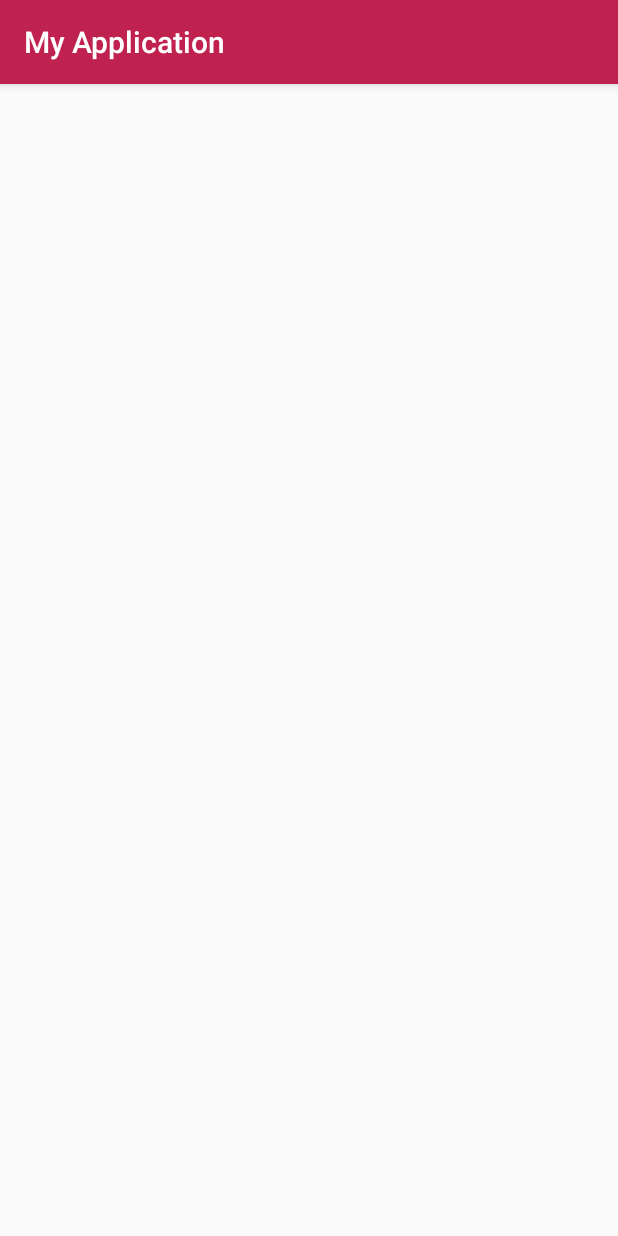
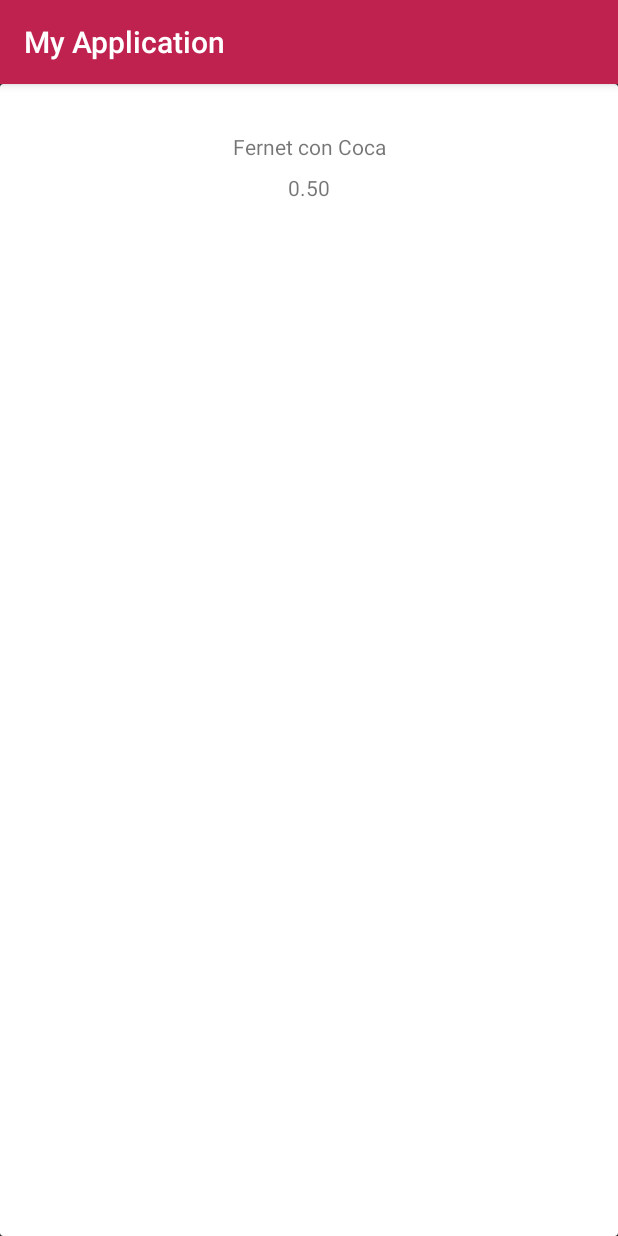
Before and after one commit to RamosMicaela/BarmanIOT, an Android app: the TragosActivity screen opened directly, with no data from a screen before it, on a phone screen of 412 x 824 dp. Run offline under Robolectric (Android 15) with nearby library versions, the phone set to English and light mode, and no system bars.

Commit message:
scroll horizontal completo

```diff
--- a/Android/BarmanIOT/app/build.gradle
+++ b/Android/BarmanIOT/app/build.gradle
@@ -27,4 +27,5 @@ dependencies {
     testImplementation 'junit:junit:4.12'
     androidTestImplementation 'com.android.support.test:runner:1.0.2'
     androidTestImplementation 'com.android.support.test.espresso:espresso-core:3.0.2'
+    implementation 'com.android.support:support-v4:28.0.0'
 }
--- a/Android/BarmanIOT/app/src/main/java/com/example/myapplication/TragosActivity.java
+++ b/Android/BarmanIOT/app/src/main/java/com/example/myapplication/TragosActivity.java
@@ -1,11 +1,11 @@
 package com.example.myapplication;
 
+import android.support.v4.view.ViewPager;
 import android.support.v7.app.AppCompatActivity;
 import android.os.Bundle;
-import android.support.v7.widget.LinearLayoutManager;
 import android.support.v7.widget.RecyclerView;
 
-import com.example.myapplication.adapters.TragosAdapter;
+import com.example.myapplication.adapters.TragosPagerAdapter;
 import com.example.myapplication.model.Trago;
 
 public class TragosActivity extends AppCompatActivity {
@@ -26,21 +26,9 @@ public class TragosActivity extends AppCompatActivity {
         myDataset[3] = trago;
         myDataset[4] = trago;
 
-        recyclerView = (RecyclerView) findViewById(R.id.tragos_recycler_view);
 
-        // use this setting to improve performance if you know that changes
-        // in content do not change the layout size of the RecyclerView
-        recyclerView.setHasFixedSize(true);
-
-        // use a linear layout manager
-        LinearLayoutManager llm =  new LinearLayoutManager(this);
-        llm.setOrientation(LinearLayoutManager.VERTICAL);
-        recyclerView.setLayoutManager(layoutManager);
-
-        // specify an adapter (see also next example)
-        mAdapter = new TragosAdapter(myDataset);
-        recyclerView.setAdapter(mAdapter);
-
+        ViewPager viewPager = (ViewPager) findViewById(R.id.tragos_view_pager);
+        viewPager.setAdapter(new TragosPagerAdapter(this));
 
     }
 }
--- a/Android/BarmanIOT/app/src/main/java/com/example/myapplication/adapters/TragosPagerAdapter.java
+++ b/Android/BarmanIOT/app/src/main/java/com/example/myapplication/adapters/TragosPagerAdapter.java
@@ -1,5 +1,6 @@
 package com.example.myapplication.adapters;
 
+import android.content.Context;
 import android.support.annotation.NonNull;
 import android.support.v4.view.PagerAdapter;
 import android.support.v7.widget.RecyclerView;
@@ -11,14 +12,57 @@ import android.widget.TextView;
 import com.example.myapplication.R;
 import com.example.myapplication.model.Trago;
 
-public class TragosAdapter extends PagerAdapter {
-    @Override
-    public int getCount() {
-        return 0;
+import java.util.Locale;
+
+public class TragosPagerAdapter extends PagerAdapter {
+    private Context mContext;
+    private Trago[] mTragos;
+    public TragosPagerAdapter(Context context) {
+        mContext = context;
+        Trago trago = new Trago("Fernet con Coca", .5f);
+        mTragos = new Trago[5];
+        mTragos[0] = trago;
+        trago = new Trago("Gancia con Sprite", .4f);
+        mTragos[1] = trago;
+        trago = new Trago("Destornillador", .3f);
+        mTragos[2] = trago;
+        trago = new Trago("Cuba Libre", .2f);
+        mTragos[3] = trago;
+        trago = new Trago("Banana Mama", .1f);
+        mTragos[4] = trago;
     }
 
     @Override
-    public boolean isViewFromObject(@NonNull View view, @NonNull Object o) {
-        return false;
+    public int getCount() {
+        return mTragos.length;
     }
+
+    @Override
+    public boolean isViewFromObject(@NonNull View view, @NonNull Object object) {
+        return view == object;
+    }
+
+
+
+    @Override
+    public Object instantiateItem(ViewGroup collection, int position) {
+        LayoutInflater inflater = LayoutInflater.from(mContext);
+        ViewGroup layout = (ViewGroup) inflater.inflate(R.layout.page_trago, collection, false);
+        ((TextView)layout.findViewById(R.id.nombreTextView)).setText(mTragos[position].getNombre());
+        ((TextView)layout.findViewById(R.id.graduacionTextView)).setText(String.format(Locale.getDefault(),"%.2f",mTragos[position].getGraduacion()));
+        collection.addView(layout);
+        return layout;
+    }
+
+    @Override
+    public void destroyItem(ViewGroup collection, int position, Object view) {
+        collection.removeView((View) view);
+    }
+
+
+    @Override
+    public CharSequence getPageTitle(int position) {
+        return mTragos[position].getNombre();
+    }
+
 }
--- a/Android/BarmanIOT/app/src/main/res/layout/activity_tragos.xml
+++ b/Android/BarmanIOT/app/src/main/res/layout/activity_tragos.xml
@@ -7,27 +7,12 @@
     android:background="#2E2E2E"
     tools:context=".TragosActivity">
 
-    <android.support.v7.widget.RecyclerView
-        android:id="@+id/tragos_recycler_view"
+    <android.support.v4.view.ViewPager
+        android:id="@+id/tragos_view_pager"
         android:layout_width="match_parent"
         android:layout_height="match_parent"
-        android:layout_marginStart="8dp"
-        android:layout_marginLeft="8dp"
-        android:layout_marginTop="8dp"
-        android:layout_marginEnd="8dp"
-        android:layout_marginRight="8dp"
-        android:layout_marginBottom="8dp"
         app:layout_constraintBottom_toBottomOf="parent"
         app:layout_constraintEnd_toEndOf="parent"
         app:layout_constraintStart_toStartOf="parent"
-        app:layout_constraintTop_toTopOf="parent">
-
-        <android.support.constraint.ConstraintLayout
-            android:layout_width="match_parent"
-            android:layout_height="match_parent">
-
-        </android.support.constraint.ConstraintLayout>
-
-    </android.support.v7.widget.RecyclerView>
-
+        app:layout_constraintTop_toTopOf="parent" />
 </android.support.constraint.ConstraintLayout>
--- a/Android/BarmanIOT/app/src/main/res/layout/page_trago.xml
+++ b/Android/BarmanIOT/app/src/main/res/layout/page_trago.xml
@@ -1,6 +1,51 @@
 <?xml version="1.0" encoding="utf-8"?>
 <android.support.constraint.ConstraintLayout
-    xmlns:android="http://schemas.android.com/apk/res/android" android:layout_width="match_parent"
+    xmlns:android="http://schemas.android.com/apk/res/android"
+    xmlns:app="http://schemas.android.com/apk/res-auto"
+    xmlns:tools="http://schemas.android.com/tools"
+    android:layout_width="match_parent"
     android:layout_height="match_parent">
 
+    <android.support.v7.widget.CardView
+        android:layout_width="0dp"
+        android:layout_height="0dp"
+        app:layout_constraintBottom_toBottomOf="parent"
+        app:layout_constraintEnd_toEndOf="parent"
+        app:layout_constraintStart_toStartOf="parent"
+        app:layout_constraintTop_toTopOf="parent" >
+
+        <android.support.constraint.ConstraintLayout
+            android:layout_width="match_parent"
+            android:layout_height="match_parent">
+
+            <TextView
+                android:id="@+id/nombreTextView"
+                android:layout_width="wrap_content"
+                android:layout_height="wrap_content"
+                android:layout_marginStart="8dp"
+                android:layout_marginLeft="8dp"
+                android:layout_marginTop="32dp"
+                android:layout_marginEnd="8dp"
+                android:layout_marginRight="8dp"
+                android:text="Abscenta?"
+                app:layout_constraintEnd_toEndOf="parent"
+                app:layout_constraintStart_toStartOf="parent"
+                app:layout_constraintTop_toTopOf="parent" />
+
+            <TextView
+                android:id="@+id/graduacionTextView"
+                android:layout_width="wrap_content"
+                android:layout_height="wrap_content"
+                android:layout_marginStart="8dp"
+                android:layout_marginLeft="8dp"
+                android:layout_marginTop="8dp"
+                android:layout_marginEnd="8dp"
+                android:layout_marginRight="8dp"
+                android:text="Algo %"
+                app:layout_constraintEnd_toEndOf="parent"
+                app:layout_constraintStart_toStartOf="parent"
+                app:layout_constraintTop_toBottomOf="@+id/nombreTextView" />
+        </android.support.constraint.ConstraintLayout>
+
+    </android.support.v7.widget.CardView>
 </android.support.constraint.ConstraintLayout>
```
